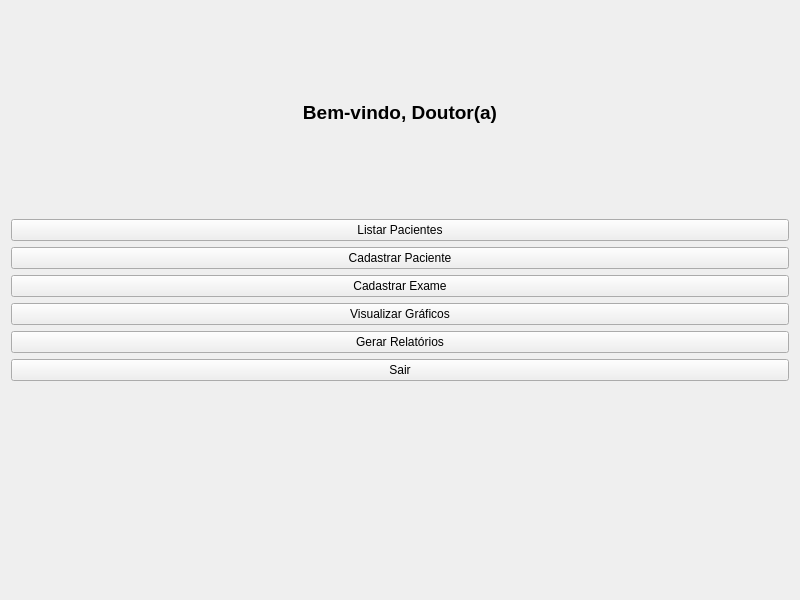
First picture: the form in ui/master.ui, repository Zaldef/Project-K, before the edit.
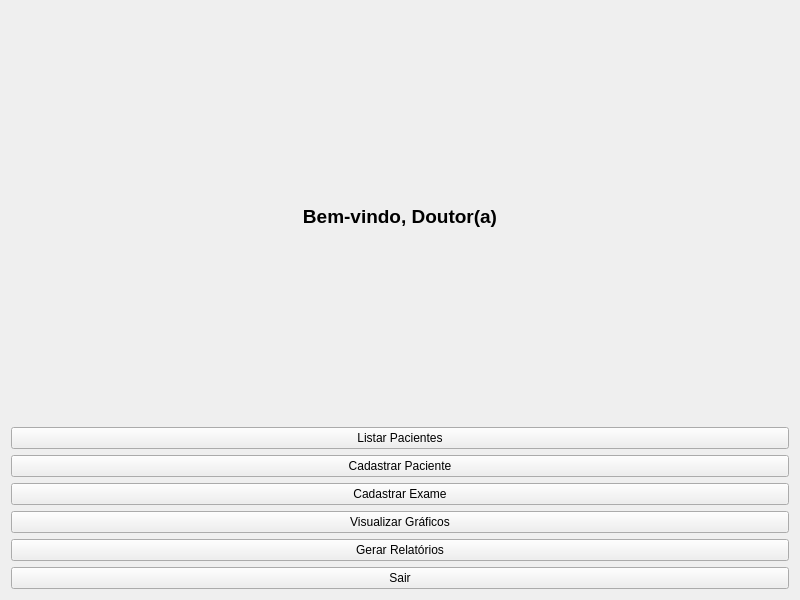
Second picture: the form after the edit.

Patch:
```diff
--- a/ui/master.ui
+++ b/ui/master.ui
@@ -68,19 +68,6 @@
      </property>
     </widget>
    </item>
-   <item>
-    <widget class="QLabel" name="labelMensagem">
-     <property name="text">
-      <string/>
-     </property>
-     <property name="alignment">
-      <set>Qt::AlignCenter</set>
-     </property>
-     <property name="styleSheet">
-      <string>color: gray; font-size: 10pt;</string>
-     </property>
-    </widget>
-   </item>
   </layout>
  </widget>
 </ui>
```
